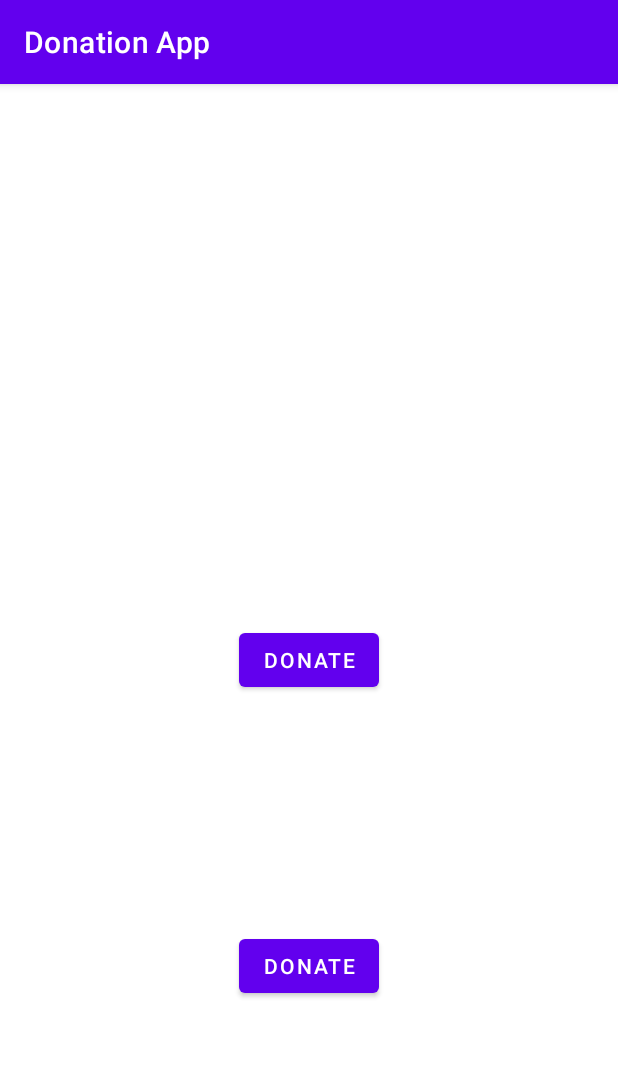
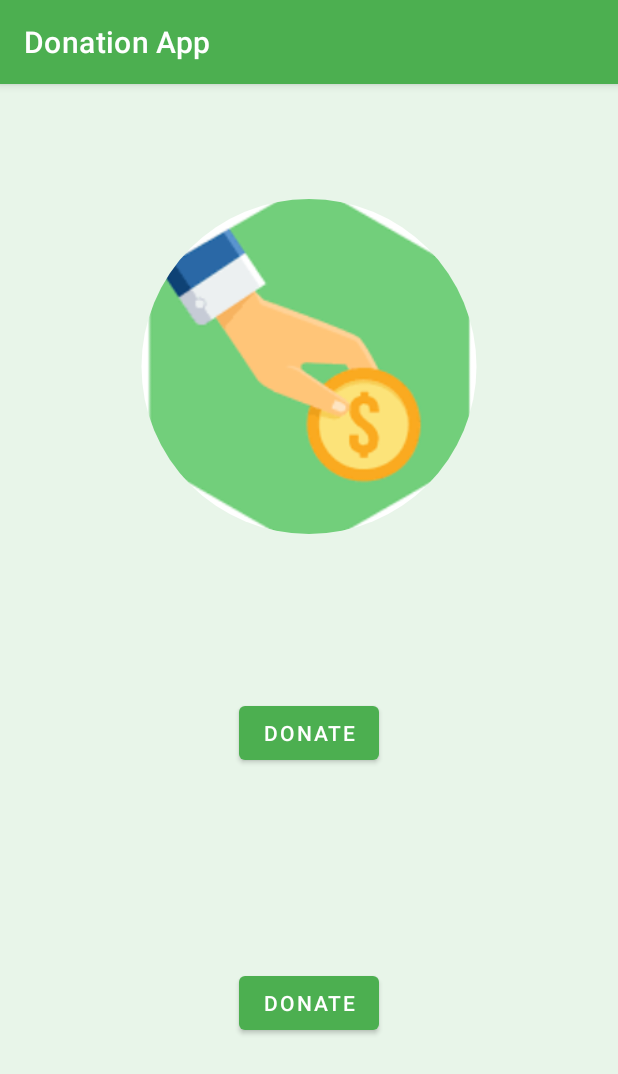
Before and after one commit to Bandhan-singh-katoch/Payment_gateway_Integration-tsf, an Android app: the screen it shows after launch (MainActivity), after a tap on "DONATE", on a phone screen of 412 x 824 dp. Shown: the top 1074 px of the screen. Run offline under Robolectric (Android 15) with nearby library versions, the phone set to English and light mode, and no system bars; our stand-ins replace CircleImageView, data binding; libraries missing offline, so code that uses them is left out: com.razorpay; 3 statements that could not run were skipped.

Commit message:
theme changed and layout changed

```diff
--- a/app/build.gradle
+++ b/app/build.gradle
@@ -54,4 +54,7 @@ dependencies {
 
     implementation 'com.razorpay:checkout:1.6.11'
     implementation 'com.google.android.gms:play-services-auth-api-phone:17.5.1'
+
+    //for making image rectangular to circular
+    implementation 'de.hdodenhof:circleimageview:2.2.0'
 }
--- a/app/src/main/java/com/example/donationapp/MainActivity.kt
+++ b/app/src/main/java/com/example/donationapp/MainActivity.kt
@@ -44,9 +44,10 @@ class MainActivity : AppCompatActivity(), PaymentResultListener {
             val options = JSONObject()
             options.put("name","Bandhan Corp.")
             options.put("description","Donate money")
-            options.put("image","https://s3.amazonaws.com/rzp-mobile/images/rzp.png")
+            options.put("image","@drawable/donation")
+            options.put("theme.color", "#4CAF50")
             options.put("currency","INR")
-            options.put("amount","80000")
+            options.put("amount","90000")
             options.put("send_sms_hash",true);
 
             val prefill = JSONObject()
--- a/app/src/main/res/layout/activity_main.xml
+++ b/app/src/main/res/layout/activity_main.xml
@@ -14,9 +14,10 @@
             android:text="@string/donate"
             app:layout_constraintBottom_toBottomOf="parent"
             app:layout_constraintEnd_toEndOf="parent"
+            app:layout_constraintHorizontal_bias="0.501"
             app:layout_constraintStart_toStartOf="parent"
             app:layout_constraintTop_toTopOf="parent"
-            />
+            app:layout_constraintVertical_bias="0.568" />
 
         <Button
             android:id="@+id/donate_mail"
@@ -28,5 +29,17 @@
             app:layout_constraintStart_toStartOf="parent"
             app:layout_constraintTop_toBottomOf="@+id/donate_button" />
 
+        <de.hdodenhof.circleimageview.CircleImageView
+            android:id="@+id/imageView2"
+            android:layout_width="281dp"
+            android:layout_height="223dp"
+            android:src="@drawable/donation"
+            app:layout_constraintBottom_toTopOf="@+id/donate_button"
+            app:layout_constraintEnd_toEndOf="parent"
+            app:layout_constraintStart_toStartOf="parent"
+            app:layout_constraintTop_toTopOf="parent"
+            app:layout_constraintVertical_bias="0.412"
+            app:srcCompat="@drawable/donation" />
+
     </androidx.constraintlayout.widget.ConstraintLayout>
 </layout>
--- a/app/src/main/res/values/colors.xml
+++ b/app/src/main/res/values/colors.xml
@@ -7,4 +7,8 @@
     <color name="teal_700">#FF018786</color>
     <color name="black">#FF000000</color>
     <color name="white">#FFFFFFFF</color>
+    <color name="material_green_50">#E8F5E9</color>
+    <color name="material_green_500">#4CAF50</color>
+    <color name="material_green_700">#388E3C</color>
+    <color name="material_purple_a700">#AA00FF</color>
 </resources>
--- a/app/src/main/res/values/themes.xml
+++ b/app/src/main/res/values/themes.xml
@@ -1,16 +1,12 @@
 <resources xmlns:tools="http://schemas.android.com/tools">
     <!-- Base application theme. -->
     <style name="Theme.DonationApp" parent="Theme.MaterialComponents.DayNight.DarkActionBar">
-        <!-- Primary brand color. -->
-        <item name="colorPrimary">@color/purple_500</item>
-        <item name="colorPrimaryVariant">@color/purple_700</item>
-        <item name="colorOnPrimary">@color/white</item>
-        <!-- Secondary brand color. -->
-        <item name="colorSecondary">@color/teal_200</item>
-        <item name="colorSecondaryVariant">@color/teal_700</item>
-        <item name="colorOnSecondary">@color/black</item>
-        <!-- Status bar color. -->
-        <item name="android:statusBarColor" tools:targetApi="l">?attr/colorPrimaryVariant</item>
-        <!-- Customize your theme here. -->
+        <item name="colorPrimary">@color/material_green_500</item>
+        <item name="colorPrimaryVariant">@color/material_green_700</item>
+        <item name="colorAccent">@color/material_purple_a700</item>
+        <item name="android:colorBackground">@color/material_green_50</item>
+
+        <!-- On API 21+ you can use android:statusBarColor -->
+        <item name="colorPrimaryDark">@color/material_green_700</item>
     </style>
 </resources>
```
Also changed, not shown: app/src/main/res/drawable-v24/donation.png (added).
